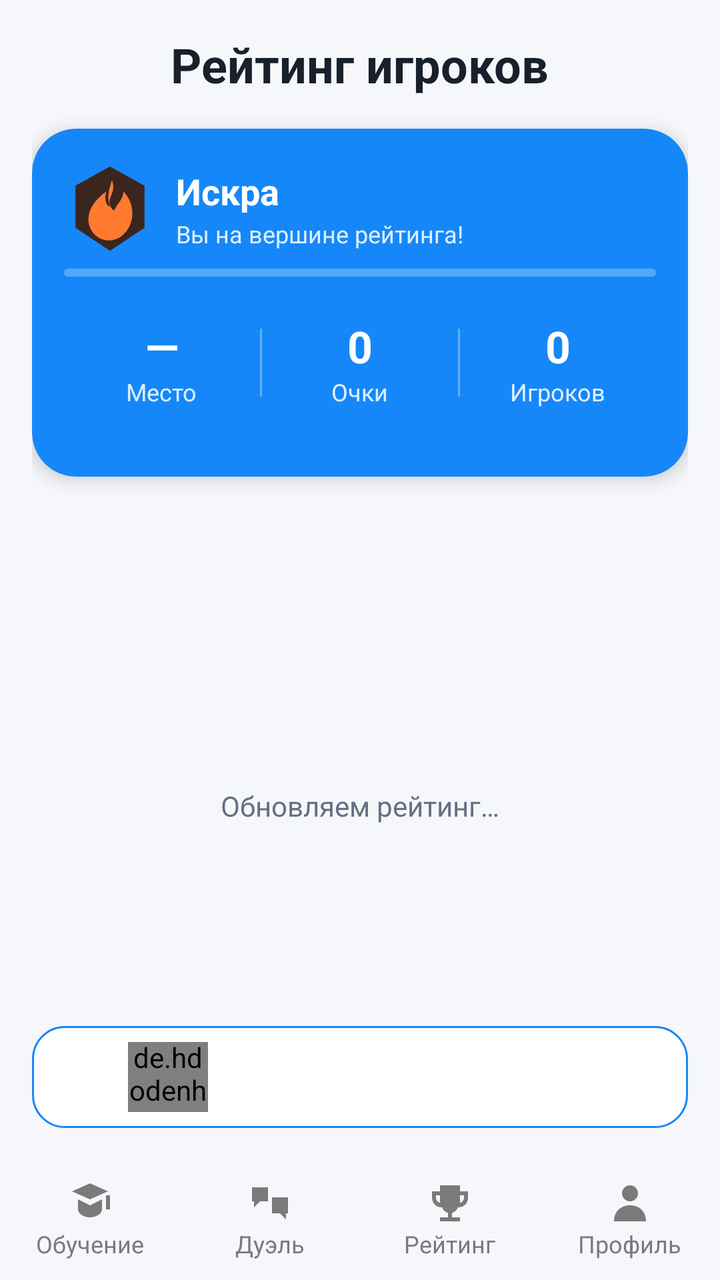
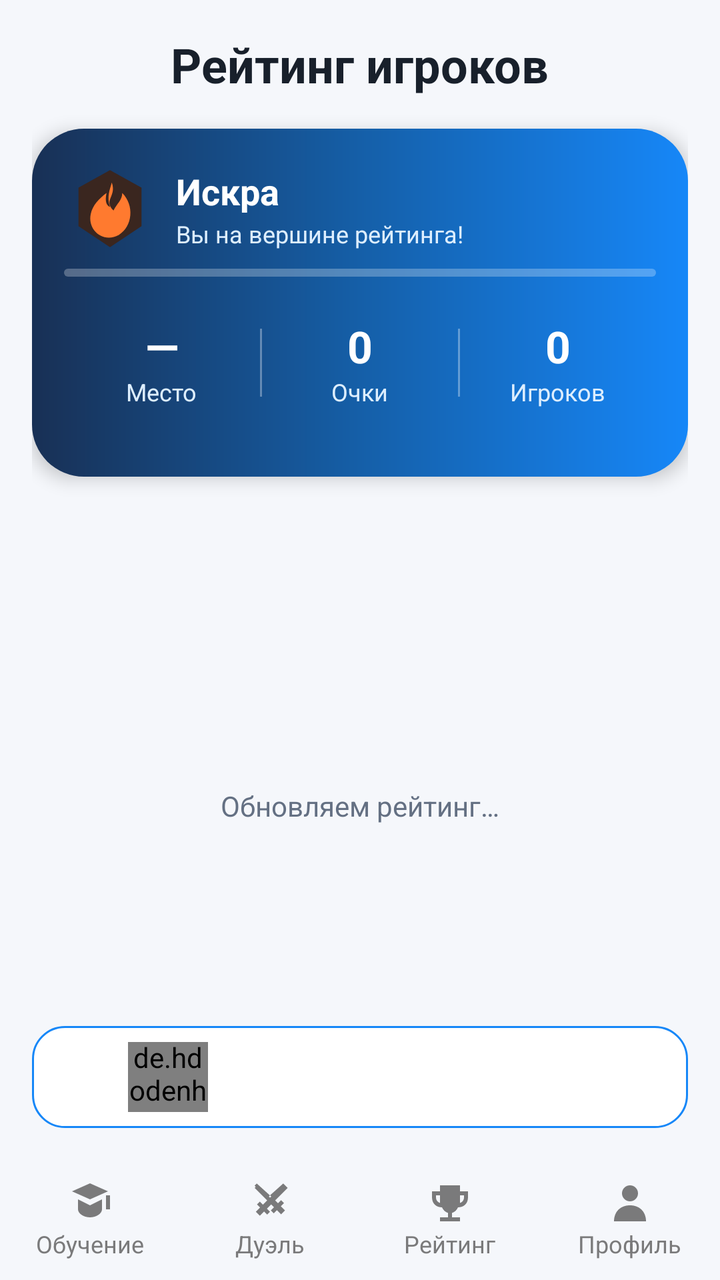

An Android layout rendered at two revisions. The XML below is the earlier revision; the diff shows what the commit changed to produce the second picture.
<!-- AndroidManifest.xml: application theme Theme.Duelingo -->
<!-- res/layout/activity_rank.xml -->
<?xml version="1.0" encoding="utf-8"?>
<androidx.constraintlayout.widget.ConstraintLayout xmlns:android="http://schemas.android.com/apk/res/android"
    xmlns:app="http://schemas.android.com/apk/res-auto"
    xmlns:tools="http://schemas.android.com/tools"
    android:id="@+id/main"

    android:scrollbars="vertical"
    android:fadeScrollbars="false"
    android:scrollbarSize="4dp"
    android:scrollbarStyle="outsideOverlay"
    android:overScrollMode="never"

    android:layout_width="match_parent"
    android:layout_height="match_parent"
    tools:context=".activity.RankActivity"
    android:background="?attr/backgroundColor">



    <com.airbnb.lottie.LottieAnimationView
        android:id="@+id/animationView"
        android:layout_width="wrap_content"
        android:layout_height="wrap_content"
        app:layout_constraintBottom_toBottomOf="parent"
        app:layout_constraintEnd_toEndOf="parent"
        app:layout_constraintStart_toStartOf="parent"
        app:layout_constraintTop_toTopOf="parent"/>


    <LinearLayout
        android:id="@+id/leaderboardContent"
        android:layout_width="0dp"
        android:layout_height="0dp"
        android:orientation="vertical"
        android:background="?attr/backgroundColor"
        android:padding="16dp"
        app:layout_constraintBottom_toTopOf="@id/bottomNavigation"
        app:layout_constraintEnd_toEndOf="parent"
        app:layout_constraintStart_toStartOf="parent"
        app:layout_constraintTop_toTopOf="parent">

        
        <TextView
            android:id="@+id/tvLeaderboardTitle"
            android:layout_width="wrap_content"
            android:layout_height="wrap_content"
            android:text="@string/leaderboard_title"
            android:textSize="24sp"
            android:textColor="?attr/textColor"
            android:textStyle="bold"
            android:layout_gravity="center_horizontal"
            android:paddingBottom="16dp"/>

        <com.google.android.material.card.MaterialCardView
            android:id="@+id/leagueSummaryCard"
            android:layout_width="match_parent"
            android:layout_height="174dp"
            android:layout_marginBottom="12dp"
            app:cardBackgroundColor="@color/blue_primary"
            app:cardCornerRadius="22dp"
            app:cardElevation="5dp">

            <LinearLayout
                android:layout_width="match_parent"
                android:layout_height="match_parent"
                android:orientation="vertical"
                android:padding="16dp">

                <LinearLayout
                    android:layout_width="match_parent"
                    android:layout_height="48dp"
                    android:gravity="center_vertical"
                    android:orientation="horizontal">

                    <ImageView
                        android:id="@+id/leagueIcon"
                        android:layout_width="46dp"
                        android:layout_height="46dp"
                        android:contentDescription="@null"
                        android:src="@drawable/league_ember" />

                    <LinearLayout
                        android:layout_width="0dp"
                        android:layout_height="wrap_content"
                        android:layout_marginStart="10dp"
                        android:layout_weight="1"
                        android:orientation="vertical">

                        <TextView
                            android:id="@+id/leagueName"
                            android:layout_width="match_parent"
                            android:layout_height="wrap_content"
                            android:text="@string/league_ember"
                            android:textColor="@color/white"
                            android:textSize="18sp"
                            android:textStyle="bold" />

                        <TextView
                            android:id="@+id/tvRankProgress"
                            android:layout_width="match_parent"
                            android:layout_height="wrap_content"
                            android:layout_marginTop="1dp"
                            android:text="@string/rank_first_place"
                            android:textColor="#DDEEFF"
                            android:textSize="12sp" />
                    </LinearLayout>
                </LinearLayout>

                <com.google.android.material.progressindicator.LinearProgressIndicator
                    android:id="@+id/leagueProgress"
                    android:layout_width="match_parent"
                    android:layout_height="6dp"
                    android:layout_marginTop="6dp"
                    android:max="100"
                    android:progress="0"
                    app:indicatorColor="@color/white"
                    app:trackColor="#44FFFFFF"
                    app:trackCornerRadius="3dp" />

                <LinearLayout
                    android:layout_width="match_parent"
                    android:layout_height="0dp"
                    android:layout_marginTop="2dp"
                    android:layout_weight="1"
                    android:gravity="center"
                    android:orientation="horizontal">

                    <LinearLayout android:layout_width="0dp" android:layout_height="wrap_content" android:layout_weight="1" android:gravity="center" android:orientation="vertical">
                        <TextView android:id="@+id/tvRankSummary" android:layout_width="wrap_content" android:layout_height="wrap_content" android:text="@string/value_dash" android:textColor="@color/white" android:textSize="22sp" android:textStyle="bold" />
                        <TextView android:layout_width="wrap_content" android:layout_height="wrap_content" android:text="@string/rank_stat" android:textColor="#DDEEFF" android:textSize="12sp" />
                    </LinearLayout>

                    <View android:layout_width="1dp" android:layout_height="34dp" android:background="#55FFFFFF" />

                    <LinearLayout android:layout_width="0dp" android:layout_height="wrap_content" android:layout_weight="1" android:gravity="center" android:orientation="vertical">
                        <TextView android:id="@+id/tvPointsSummary" android:layout_width="wrap_content" android:layout_height="wrap_content" android:text="@string/value_zero" android:textColor="@color/white" android:textSize="22sp" android:textStyle="bold" />
                        <TextView android:layout_width="wrap_content" android:layout_height="wrap_content" android:text="@string/points_stat" android:textColor="#DDEEFF" android:textSize="12sp" />
                    </LinearLayout>

                    <View android:layout_width="1dp" android:layout_height="34dp" android:background="#55FFFFFF" />

                    <LinearLayout android:layout_width="0dp" android:layout_height="wrap_content" android:layout_weight="1" android:gravity="center" android:orientation="vertical">
                        <TextView android:id="@+id/tvPlayersSummary" android:layout_width="wrap_content" android:layout_height="wrap_content" android:text="@string/value_zero" android:textColor="@color/white" android:textSize="22sp" android:textStyle="bold" />
                        <TextView android:layout_width="wrap_content" android:layout_height="wrap_content" android:text="@string/players_stat" android:textColor="#DDEEFF" android:textSize="12sp" />
                    </LinearLayout>
                </LinearLayout>
            </LinearLayout>
        </com.google.android.material.card.MaterialCardView>

        <LinearLayout
            android:layout_width="match_parent"
            android:layout_height="0dp"
            android:layout_weight="1"
            android:orientation="vertical">

            

            <androidx.constraintlayout.widget.ConstraintLayout
                android:layout_width="match_parent"
                android:layout_height="match_parent">

                
                <androidx.recyclerview.widget.RecyclerView
                    android:id="@+id/rvLeaderboard"
                    android:layout_width="0dp"
                    android:layout_height="0dp"
                    android:scrollbars="vertical"
                    app:layout_constraintTop_toTopOf="parent"
                    app:layout_constraintStart_toStartOf="parent"
                    app:layout_constraintEnd_toEndOf="parent"
                    app:layout_constraintBottom_toTopOf="@id/rankGapIndicator" />

                <TextView
                    android:id="@+id/rankGapIndicator"
                    android:layout_width="0dp"
                    android:layout_height="28dp"
                    android:gravity="center"
                    android:textColor="?attr/secondaryTextColor"
                    android:textSize="13sp"
                    android:visibility="gone"
                    app:layout_constraintBottom_toTopOf="@id/userContainer"
                    app:layout_constraintEnd_toEndOf="parent"
                    app:layout_constraintStart_toStartOf="parent" />

                <LinearLayout
                    android:id="@+id/leaderboardLoading"
                    android:layout_width="wrap_content"
                    android:layout_height="wrap_content"
                    android:gravity="center"
                    android:orientation="vertical"
                    app:layout_constraintBottom_toTopOf="@id/userContainer"
                    app:layout_constraintEnd_toEndOf="parent"
                    app:layout_constraintStart_toStartOf="parent"
                    app:layout_constraintTop_toTopOf="parent">

                    <ProgressBar
                        android:layout_width="32dp"
                        android:layout_height="32dp"
                        android:indeterminateTint="@color/blue_primary" />

                    <TextView
                        android:layout_width="wrap_content"
                        android:layout_height="wrap_content"
                        android:layout_marginTop="10dp"
                        android:text="@string/leaderboard_loading"
                        android:textColor="?attr/secondaryTextColor"
                        android:textSize="14sp" />
                </LinearLayout>

                
                <androidx.constraintlayout.widget.ConstraintLayout
                    android:id="@+id/userContainer"
                    android:layout_width="0dp"
                    android:layout_height="51dp"
                    android:background="@drawable/bg_current_user_rank"
                    android:padding="8dp"
                    app:layout_constraintBottom_toBottomOf="parent"
                    app:layout_constraintStart_toStartOf="parent"
                    app:layout_constraintEnd_toEndOf="parent">

                    
                    <TextView
                        android:id="@+id/tvUserRank"
                        android:layout_width="32dp"
                        android:layout_height="wrap_content"
                        android:textColor="@color/blue_primary"
                        android:textSize="16sp"
                        android:textStyle="bold"
                        app:layout_constraintBottom_toBottomOf="parent"
                        app:layout_constraintStart_toStartOf="parent"
                        app:layout_constraintTop_toTopOf="parent"/>

                    
                    <de.hdodenhof.circleimageview.CircleImageView
                        android:id="@+id/ivUserAvatar"
                        android:layout_width="40dp"
                        android:layout_height="40dp"
                        android:layout_marginStart="8dp"
                        android:scaleType="centerCrop"
                        android:src="@drawable/default_profile"
                        app:layout_constraintBottom_toBottomOf="parent"
                        app:layout_constraintStart_toEndOf="@id/tvUserRank"
                        app:layout_constraintTop_toTopOf="parent"/>

                    
                    <TextView
                        android:id="@+id/tvUsername"
                        android:layout_width="0dp"
                        android:layout_height="wrap_content"
                        android:layout_marginStart="16dp"
                        android:layout_marginEnd="8dp"
                        android:ellipsize="end"
                        android:maxLines="1"
                        android:textColor="@color/blue_primary"
                        android:textSize="16sp"
                        android:textStyle="bold"
                        app:layout_constraintBottom_toBottomOf="@id/ivUserAvatar"
                        app:layout_constraintEnd_toStartOf="@id/tvUserPoints"
                        app:layout_constraintStart_toEndOf="@id/ivUserAvatar"
                        app:layout_constraintTop_toTopOf="@id/ivUserAvatar"/>

                    
                    <TextView
                        android:id="@+id/tvUserPoints"
                        android:layout_width="wrap_content"
                        android:layout_height="wrap_content"
                        android:layout_marginEnd="8dp"
                        android:minWidth="64dp"
                        android:gravity="end"
                        android:textColor="@color/blue_primary"
                        android:textSize="16sp"
                        android:textStyle="bold"
                        app:layout_constraintBottom_toBottomOf="@id/ivUserAvatar"
                        app:layout_constraintEnd_toEndOf="parent"
                        app:layout_constraintStart_toEndOf="@id/tvUsername"
                        app:layout_constraintTop_toTopOf="@id/ivUserAvatar"/>

                </androidx.constraintlayout.widget.ConstraintLayout>

            </androidx.constraintlayout.widget.ConstraintLayout>

        </LinearLayout>


    </LinearLayout>


    <LinearLayout
        android:id="@+id/bottomNavigation"
        android:layout_width="match_parent"
        android:layout_height="60dp"
        android:orientation="horizontal"
        android:background="?attr/backgroundColor"
        android:layout_alignParentBottom="true"
        app:layout_constraintBottom_toBottomOf="parent">

        <LinearLayout
            android:id="@+id/tests"
            android:layout_width="0dp"
            android:layout_height="match_parent"
            android:layout_weight="1"
            android:orientation="vertical"
            android:gravity="center"
            android:background="?attr/selectableItemBackgroundBorderless">

            <FrameLayout
                android:layout_width="wrap_content"
                android:layout_height="wrap_content">

                <ImageView
                    android:id="@+id/testIcon"
                    android:layout_width="24dp"
                    android:layout_height="24dp"
                    android:src="@drawable/graduation24"
                    android:contentDescription="@string/nav_learning"/>

                <com.airbnb.lottie.LottieAnimationView
                    android:id="@+id/testAnimation"
                    android:layout_width="24dp"
                    android:layout_height="24dp"
                    android:visibility="gone"/>
            </FrameLayout>

            <TextView
                android:id="@+id/testTest"
                android:layout_width="wrap_content"
                android:layout_height="wrap_content"
                android:text="@string/nav_learning"
                android:textColor="#7A7A7B"
                android:textSize="12sp"/>
        </LinearLayout>

        
        <LinearLayout
            android:id="@+id/duel"
            android:layout_width="0dp"
            android:layout_height="match_parent"
            android:layout_weight="1"
            android:orientation="vertical"
            android:gravity="center"
            android:background="?attr/selectableItemBackgroundBorderless">

            <FrameLayout
                android:layout_width="wrap_content"
                android:layout_height="wrap_content">

                <ImageView
                    android:id="@+id/mainIcon"
                    android:layout_width="24dp"
                    android:layout_height="24dp"
                    android:src="@drawable/swords24"
                    android:contentDescription="@string/nav_duel" />

                <com.airbnb.lottie.LottieAnimationView
                    android:id="@+id/duelAnimation"
                    android:layout_width="24dp"
                    android:layout_height="24dp"
                    android:visibility="gone"/>
            </FrameLayout>

            <TextView
                android:id="@+id/mainTest"
                android:layout_width="wrap_content"
                android:layout_height="wrap_content"
                android:text="@string/nav_duel"
                android:textColor="#7A7A7B"
                android:textSize="12sp"/>
        </LinearLayout>

        
        <LinearLayout
            android:id="@+id/leaderboard"
            android:layout_width="0dp"
            android:layout_height="match_parent"
            android:layout_weight="1"
            android:orientation="vertical"
            android:gravity="center"
            android:background="?attr/selectableItemBackgroundBorderless">


            <FrameLayout
                android:layout_width="wrap_content"
                android:layout_height="wrap_content">

                <ImageView
                    android:id="@+id/cupIcon"
                    android:layout_width="24dp"
                    android:layout_height="24dp"
                    android:src="@drawable/trophy24"
                    android:contentDescription="@string/nav_rank"/>

                <com.airbnb.lottie.LottieAnimationView
                    android:id="@+id/cupAnimation"
                    android:layout_width="24dp"
                    android:layout_height="24dp"
                    android:visibility="gone"/>
            </FrameLayout>

            <TextView
                android:id="@+id/cupTest"
                android:layout_width="wrap_content"
                android:layout_height="wrap_content"
                android:text="@string/nav_rank"
                android:textColor="#7A7A7B"
                android:textSize="12sp"/>
        </LinearLayout>

        
        <LinearLayout
            android:id="@+id/profile"
            android:layout_width="0dp"
            android:layout_height="match_parent"
            android:layout_weight="1"
            android:orientation="vertical"
            android:gravity="center"
            android:background="?attr/selectableItemBackgroundBorderless">

            <FrameLayout
                android:layout_width="wrap_content"
                android:layout_height="wrap_content">

                <ImageView
                    android:id="@+id/profileIcon"
                    android:layout_width="24dp"
                    android:layout_height="24dp"
                    android:src="@drawable/profile24"
                    android:contentDescription="@string/nav_profile"/>

                <com.airbnb.lottie.LottieAnimationView
                    android:id="@+id/profAnimation"
                    android:layout_width="24dp"
                    android:layout_height="24dp"
                    android:visibility="gone"/>
            </FrameLayout>

            <TextView
                android:id="@+id/profileTest"
                android:layout_width="wrap_content"
                android:layout_height="wrap_content"
                android:text="@string/nav_profile"
                android:textColor="#7A7A7B"
                android:textSize="12sp"/>
        </LinearLayout>
    </LinearLayout>

</androidx.constraintlayout.widget.ConstraintLayout>
<!-- resources referenced by this layout -->
<resources>
  <color name="blue_primary">#1687F8</color>
  <color name="white">#FFFFFFFF</color>
  <!-- drawable bg_current_user_rank (drawable) -->
  <?xml version="1.0" encoding="utf-8"?>
  <shape xmlns:android="http://schemas.android.com/apk/res/android" android:shape="rectangle">
      <solid android:color="?attr/cardBackgroundColor" />
      <corners android:radius="16dp" />
      <stroke android:width="1dp" android:color="@color/blue_primary" />
  </shape>
  <!-- drawable graduation24 (drawable) -->
  <vector xmlns:android="http://schemas.android.com/apk/res/android" android:width="24dp" android:height="24dp" android:viewportWidth="24" android:viewportHeight="24">
      <path android:fillColor="#7A7A7B" android:pathData="M3,6l9,-4 9,4 -9,4zM6,10l6,3 6,-3v5c0,2 -2.7,4 -6,4s-6,-2 -6,-4zM20,8h2v7h-2z" />
  </vector>
  <!-- drawable profile24 (drawable) -->
  <vector xmlns:android="http://schemas.android.com/apk/res/android" android:width="24dp" android:height="24dp" android:viewportWidth="24" android:viewportHeight="24">
      <path android:fillColor="#7A7A7B" android:pathData="M12,3a4,4 0,1 0,0 8,4 4,0 0,0 0,-8zM4,21c0,-5 3.4,-8 8,-8s8,3 8,8z" />
  </vector>
  <!-- drawable swords24 (drawable) -->
  <vector xmlns:android="http://schemas.android.com/apk/res/android" android:width="24dp" android:height="24dp" android:viewportWidth="24" android:viewportHeight="24">
      <path android:fillColor="#7A7A7B" android:pathData="M3,4h8v7H7l-3,3v-3H3zM13,9h8v8h-1v3l-3,-3h-4z" />
  </vector>
  <!-- drawable trophy24 (drawable) -->
  <vector xmlns:android="http://schemas.android.com/apk/res/android" android:width="24dp" android:height="24dp" android:viewportWidth="24" android:viewportHeight="24">
      <path android:fillColor="#7A7A7B" android:pathData="M7,3h10v3h4v3c0,3 -2,5 -5,5 -0.6,1.4 -1.7,2.4 -3,2.8V19h4v2H7v-2h4v-2.2c-1.3,-0.4 -2.4,-1.4 -3,-2.8 -3,0 -5,-2 -5,-5V6h4zM5,8v1c0,1.4 0.8,2.4 2,2.8V8zM17,8v3.8c1.2,-0.4 2,-1.4 2,-2.8V8z" />
  </vector>
  <string name="leaderboard_loading">Обновляем рейтинг…</string>
  <string name="leaderboard_title">Рейтинг игроков</string>
  <string name="league_ember">Искра</string>
  <string name="nav_duel">Дуэль</string>
  <string name="nav_learning">Обучение</string>
  <string name="nav_profile">Профиль</string>
  <string name="nav_rank">Рейтинг</string>
  <string name="players_stat">Игроков</string>
  <string name="points_stat">Очки</string>
  <string name="rank_first_place">Вы на вершине рейтинга!</string>
  <string name="rank_stat">Место</string>
  <string name="value_dash" translatable="false">—</string>
  <string name="value_zero" translatable="false">0</string>
  <color name="black">#FF000000</color>
  <color name="background_light">#F5F7FB</color>
  <color name="text_color_light">#18202B</color>
  <color name="secondary_text_light">#647083</color>
  <color name="surface_light">#FFFFFF</color>
  <color name="gray_light">#B3B3B3</color>
  <style name="DuelRush.MaterialButton" parent="Widget.MaterialComponents.Button">
          <item name="android:textSize">16sp</item>
          <item name="android:minHeight">48dp</item>
          <item name="android:textAllCaps">false</item>
          <item name="android:letterSpacing">0</item>
          <item name="android:fontFamily">@font/open_sans_medium</item>
      </style>
  <!-- unchanged entries left out for length: 3 -->
</resources>

<!-- the commit's change to res/layout/activity_rank.xml (unified diff, before → after) -->
@@ -56,13 +56,14 @@
             android:layout_width="match_parent"
             android:layout_height="174dp"
             android:layout_marginBottom="12dp"
-            app:cardBackgroundColor="@color/blue_primary"
+            app:cardBackgroundColor="@android:color/transparent"
             app:cardCornerRadius="22dp"
             app:cardElevation="5dp">
 
             <LinearLayout
                 android:layout_width="match_parent"
                 android:layout_height="match_parent"
+                android:background="@drawable/bg_premium_gradient"
                 android:orientation="vertical"
                 android:padding="16dp">
 
@@ -77,6 +78,8 @@
                         android:layout_width="46dp"
                         android:layout_height="46dp"
                         android:contentDescription="@null"
+                        android:padding="2dp"
+                        android:scaleType="centerInside"
                         android:src="@drawable/league_ember" />
 
                     <LinearLayout
<!-- resource entries referenced after the edit -->
@@ -9,6 +9,12 @@
       <corners android:radius="16dp" />
       <stroke android:width="1dp" android:color="@color/blue_primary" />
   </shape>
+  <!-- drawable bg_premium_gradient (drawable) -->
+  <?xml version="1.0" encoding="utf-8"?>
+  <shape xmlns:android="http://schemas.android.com/apk/res/android" android:shape="rectangle">
+      <gradient android:angle="0" android:startColor="#183055" android:centerColor="#155FA8" android:endColor="#1687F8" />
+      <corners android:radius="26dp" />
+  </shape>
   <!-- drawable graduation24 (drawable) -->
   <vector xmlns:android="http://schemas.android.com/apk/res/android" android:width="24dp" android:height="24dp" android:viewportWidth="24" android:viewportHeight="24">
       <path android:fillColor="#7A7A7B" android:pathData="M3,6l9,-4 9,4 -9,4zM6,10l6,3 6,-3v5c0,2 -2.7,4 -6,4s-6,-2 -6,-4zM20,8h2v7h-2z" />
@@ -19,7 +25,7 @@
   </vector>
   <!-- drawable swords24 (drawable) -->
   <vector xmlns:android="http://schemas.android.com/apk/res/android" android:width="24dp" android:height="24dp" android:viewportWidth="24" android:viewportHeight="24">
-      <path android:fillColor="#7A7A7B" android:pathData="M3,4h8v7H7l-3,3v-3H3zM13,9h8v8h-1v3l-3,-3h-4z" />
+      <path android:fillColor="#7A7A7B" android:pathData="M19.7,3.2l1.1,1.1 -6.25,6.25 1.45,1.45 1.55,-1.55 1.42,1.42 -1.56,1.56 2.12,2.12 -1.98,1.98 -2.12,-2.12 -1.56,1.56 -1.42,-1.42 1.55,-1.55 -1.45,-1.45 -2.12,2.12 1.55,1.55 -1.42,1.42 -1.55,-1.55 -2.12,2.12 -1.98,-1.98 2.12,-2.12 -1.56,-1.56 1.42,-1.42 1.56,1.56 2.12,-2.12 -6.25,-6.25 1.1,-1.1 6.57,5.93zM4.3,3.2l1.1,-1.1 6.6,5.96 -1.45,1.45zM18.6,2.1l1.1,1.1 -6.25,6.25 -1.45,-1.45z" />
   </vector>
   <!-- drawable trophy24 (drawable) -->
   <vector xmlns:android="http://schemas.android.com/apk/res/android" android:width="24dp" android:height="24dp" android:viewportWidth="24" android:viewportHeight="24">
